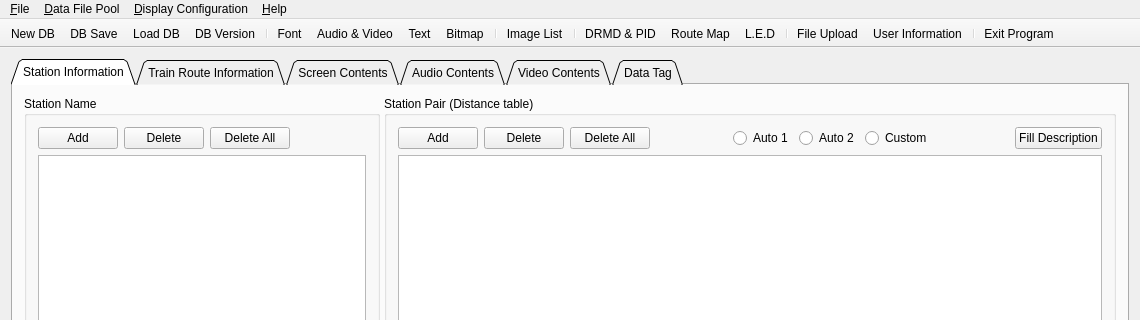
Before: the Qt Designer form kvmrt2_media_editor/kvmrt2_media_editor.ui in gyongchae/MediaEditor, drawn with Qt 5; both pictures show x 0 to 1140 and y 0 to 320 of the 1140 by 711 pixel window.
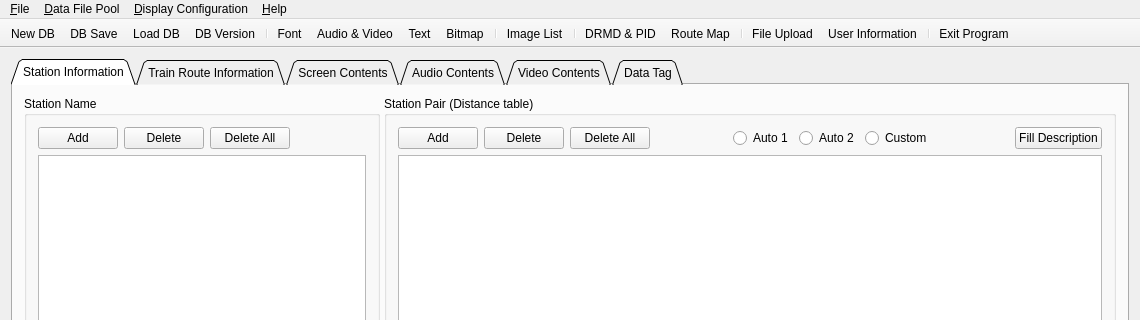
After: the same form once the commit is applied. Icons and pictures are not drawn.

```diff
--- a/kvmrt2_media_editor/kvmrt2_media_editor.ui
+++ b/kvmrt2_media_editor/kvmrt2_media_editor.ui
@@ -904,7 +904,6 @@
    <addaction name="separator"/>
    <addaction name="actionDisplayListPool"/>
    <addaction name="actionRouteMapPool"/>
-   <addaction name="actionLedPool"/>
    <addaction name="separator"/>
    <addaction name="actionUpdate"/>
    <addaction name="actionUserInfo"/>
```
Left out of the diff: 1 changed line with no effect on the pictures.
